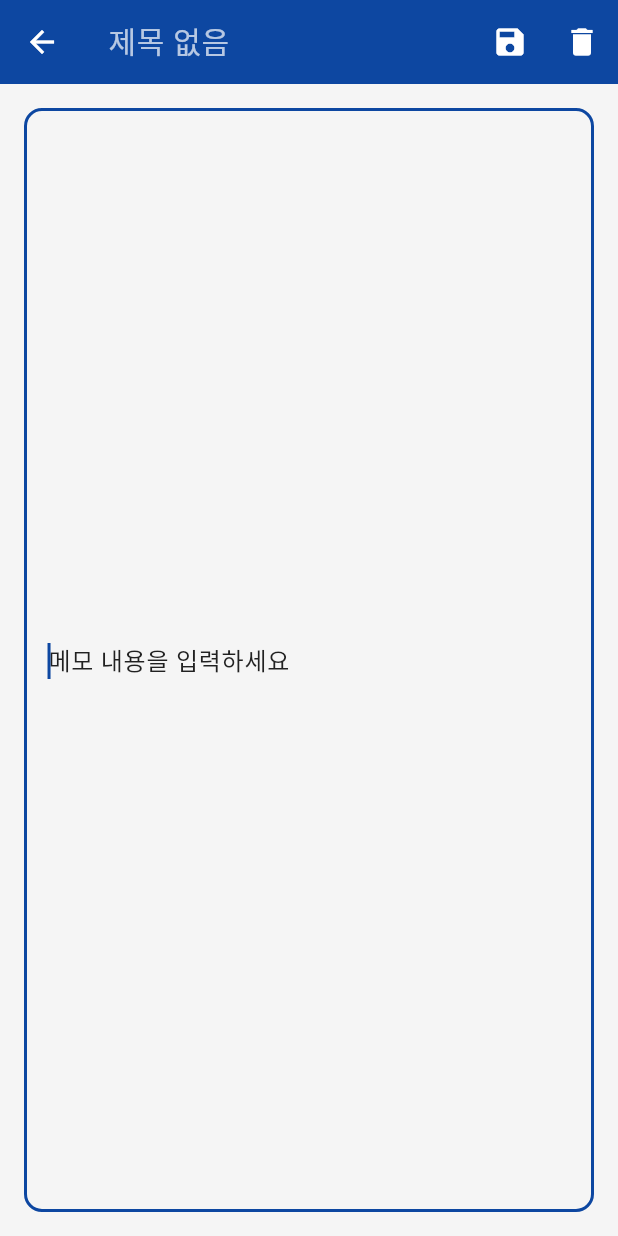
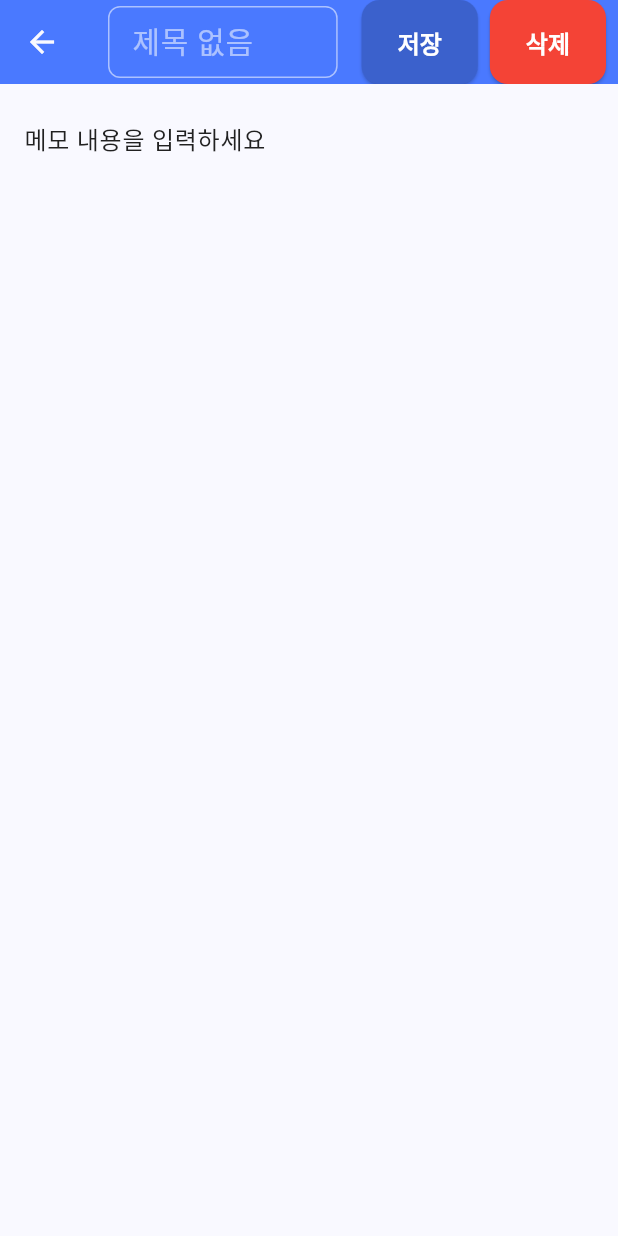
Before and after one commit to top0032/VocaMate_Graduation_Project, a Flutter app: the EditMemoPage screen opened directly with empty values, on a phone screen of 412 x 824 dp. Run offline on Flutter 3.47's test engine with Material 3 defaults, Android fonts, the phone set to English and light mode, and no system bars; our stand-ins replace cloud_firestore, csv, file_picker, firebase_auth, firebase_core, flutter_dotenv and 1 more; accounts and stored records are empty; Roboto replaces fonts that are missing (Pretendard).

Commit message:
Initial commit: 프로젝트 첫 버전

```diff
--- a/lib/main.dart
+++ b/lib/main.dart
@@ -17,6 +17,7 @@ class MyApp extends StatelessWidget {
   @override
   Widget build(BuildContext context) {
     return MaterialApp(
+      debugShowCheckedModeBanner: false,
       title: 'VocaMate',
       theme: AppTheme.themeData,
       home: const AuthCheckScreen(), // 💡 앱 실행 시 인증 상태 확인
--- a/lib/screens/edit_memo_page.dart
+++ b/lib/screens/edit_memo_page.dart
@@ -132,22 +132,39 @@ class _EditMemoPageState extends State<EditMemoPage> {
       child: Scaffold(
         appBar: AppBar(
           title: TextField(
+            key: ValueKey(widget.memo.id),
             controller: _titleController,
             style: const TextStyle(color: Colors.white, fontSize: 20),
-            decoration: const InputDecoration(
-              border: InputBorder.none,
+            cursorColor: Colors.white, // Ensure cursor is visible and blinking
+            decoration: InputDecoration(
+              focusedBorder: OutlineInputBorder(
+                borderSide: const BorderSide(color: Colors.white, width: 2),
+                borderRadius: BorderRadius.circular(8),
+              ),
+              enabledBorder: OutlineInputBorder(
+                borderSide: const BorderSide(color: Colors.white54),
+                borderRadius: BorderRadius.circular(8),
+              ),
               hintText: '제목 없음',
-              hintStyle: TextStyle(color: Colors.white70),
+              hintStyle: TextStyle(color: Colors.white54),
+              contentPadding: EdgeInsets.symmetric(horizontal: 12, vertical: 8), // Add some padding
             ),
           ),
           actions: [
-            IconButton(
-              icon: const Icon(Icons.save),
-              onPressed: _saveMemo,
+            Padding(
+              padding: const EdgeInsets.only(right: 8.0),
+              child: ElevatedButton(
+                onPressed: _saveMemo,
+                child: const Text('저장'),
+              ),
             ),
-            IconButton(
-              icon: const Icon(Icons.delete),
-              onPressed: _deleteMemo,
+            Padding(
+              padding: const EdgeInsets.only(right: 8.0),
+              child: ElevatedButton(
+                onPressed: _deleteMemo,
+                child: const Text('삭제'),
+                style: ElevatedButton.styleFrom(backgroundColor: Colors.red),
+              ),
             ),
           ],
         ),
@@ -162,7 +179,6 @@ class _EditMemoPageState extends State<EditMemoPage> {
             maxLines: null,
             expands: true,
             keyboardType: TextInputType.multiline,
-            autofocus: true,
           ),
         ),
       ),
--- a/lib/theme.dart
+++ b/lib/theme.dart
@@ -2,11 +2,12 @@
 import 'package:flutter/material.dart';
 
 class AppTheme {
-  static const Color primaryColor = Color(0xFF0D47A1); // Deep Blue
-  static const Color secondaryColor = Color(0xFF455A64); // Blue Grey
+  static const Color primaryColor = Color(0xFF4A79FF);
+  static const Color secondaryColor = Color(0xFF4A79FF);
   static const Color accentColor = Color(0xFFFF6F00); // Bright Orange
-  static const Color backgroundColor = Color(0xFFF5F5F5); // Light Grey
+  static const Color backgroundColor = Color(0xFFF9F9FF); // 연한 라벤더 화이트
   static const Color textColor = Color(0xFF212121); // Dark Grey
+  static const Color darkPrimaryColor = Color(0xFF3B61CC); // Slightly darker shade for buttons
 
   static ThemeData get themeData {
     return ThemeData(
@@ -21,15 +22,16 @@ class AppTheme {
         surface: Colors.white,
         onSurface: textColor,
       ),
-      appBarTheme: const AppBarTheme(
+      appBarTheme: AppBarTheme(
         backgroundColor: primaryColor,
-        foregroundColor: Colors.white,
+        foregroundColor: Color(0xFFF9F9FF), // Lavender White
         elevation: 0,
-        iconTheme: IconThemeData(color: Colors.white),
+        iconTheme: const IconThemeData(color: Color(0xFFF9F9FF)), // Lavender White
         titleTextStyle: TextStyle(
           fontFamily: 'Pretendard',
           fontSize: 20,
           fontWeight: FontWeight.bold,
+          color: Color(0xFFF9F9FF), // Lavender White
         ),
       ),
       textTheme: const TextTheme(
@@ -45,7 +47,7 @@ class AppTheme {
       ),
       elevatedButtonTheme: ElevatedButtonThemeData(
         style: ElevatedButton.styleFrom(
-          backgroundColor: primaryColor,
+          backgroundColor: darkPrimaryColor,
           foregroundColor: Colors.white,
           shape: RoundedRectangleBorder(
             borderRadius: BorderRadius.circular(12),
```
